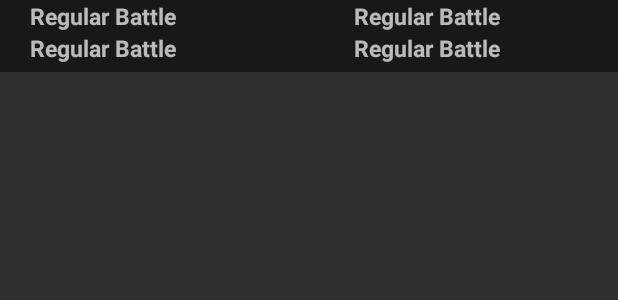
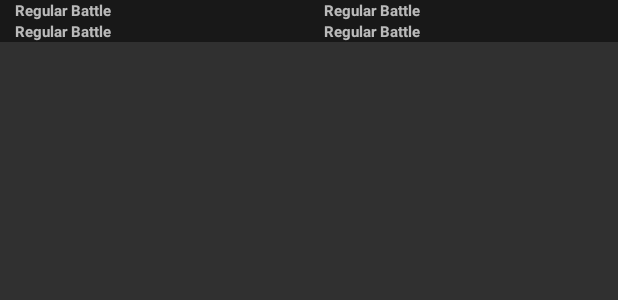
Before and after one commit to kazukioishi/IkaStageWidget, an Android app: the layout ikawidget_layout.xml on its own in the app's theme, with its tools: preview values and no code run, on a phone screen of 412 x 824 dp. Shown: the top 300 px of the screen. Run offline under Robolectric (Android 15) with nearby library versions, the phone set to English and light mode, and no system bars.

Commit message:
ウィジェットサイズ調整その2

```diff
--- a/app/src/main/res/layout/ikawidget_layout.xml
+++ b/app/src/main/res/layout/ikawidget_layout.xml
@@ -16,41 +16,41 @@
                 android:layout_width="wrap_content"
                 android:layout_height="wrap_content"
                 android:text="@string/regularmatch"
-                android:layout_marginStart="20dp"
+                android:layout_marginStart="10dp"
                 android:textStyle="bold"
-                android:textSize="15sp"/>
+                android:textSize="10sp"/>
         <TextView
                 android:id="@+id/regular_battle_stage2_textview"
                 android:layout_width="wrap_content"
                 android:layout_height="wrap_content"
                 android:text="@string/regularmatch"
-                android:layout_marginStart="20dp"
+                android:layout_marginStart="10dp"
                 android:textStyle="bold"
-                android:textSize="15sp"/>
+                android:textSize="10sp"/>
     </LinearLayout>
     <LinearLayout
             android:layout_width="0dp"
             android:layout_height="wrap_content"
             android:layout_weight="1"
             android:orientation="vertical"
-            android:paddingLeft="10dp">
+            android:paddingLeft="0dp">
         <ImageView android:id="@+id/gachi_battle_imageview" android:layout_width="wrap_content" android:layout_height="wrap_content"/>
         <TextView
                 android:id="@+id/gachi_battle_stage1_textview"
                 android:layout_width="wrap_content"
                 android:layout_height="wrap_content"
                 android:text="@string/regularmatch"
-                android:layout_marginStart="20dp"
+                android:layout_marginStart="10dp"
                 android:textStyle="bold"
-                android:textSize="15sp"/>
+                android:textSize="10sp"/>
         <TextView
                 android:id="@+id/gachi_battle_stage2_textview"
                 android:layout_width="wrap_content"
                 android:layout_height="wrap_content"
                 android:text="@string/regularmatch"
-                android:layout_marginStart="20dp"
+                android:layout_marginStart="10dp"
                 android:textStyle="bold"
-                android:textSize="15sp"/>
-        <ImageView android:id="@+id/time_text_imageview" android:layout_width="wrap_content" android:layout_height="wrap_content" android:layout_marginTop="5dp" />
+                android:textSize="10sp"/>
+        <ImageView android:id="@+id/time_text_imageview" android:layout_width="wrap_content" android:layout_height="wrap_content" android:layout_marginTop="0dp" />
     </LinearLayout>
 </LinearLayout>
--- a/app/src/main/res/xml/ikawidget_provider.xml
+++ b/app/src/main/res/xml/ikawidget_provider.xml
@@ -2,6 +2,6 @@
 <appwidget-provider xmlns:android="http://schemas.android.com/apk/res/android"
                     android:initialLayout="@layout/ikawidget_layout"
                     android:minHeight="40dp"
-                    android:minWidth="250dp"
+                    android:minWidth="180dp"
                     android:previewImage="@mipmap/ic_launcher"
                     android:updatePeriodMillis="1000000" />
```
